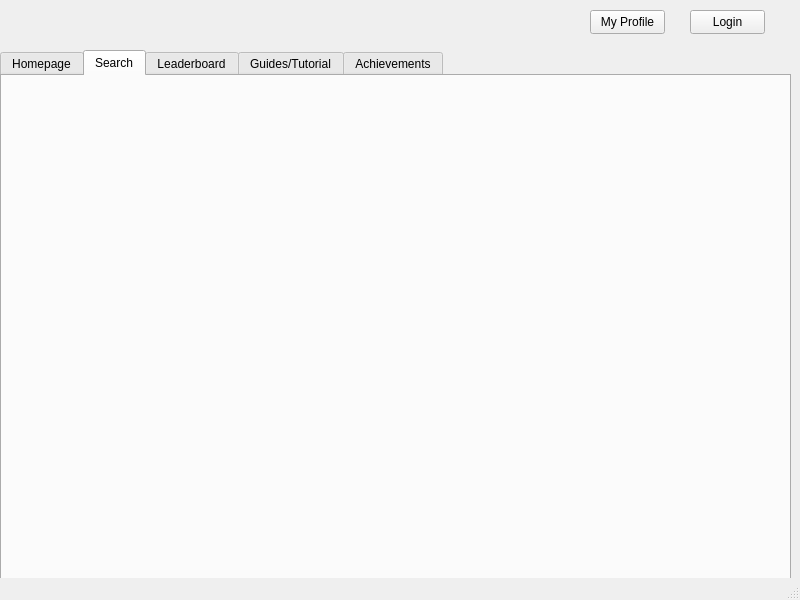
The window that client/form.ui (SushantKumarPandey/Crypto-Tradeing-App-with-fake-currency) describes before a commit, drawn with Qt 5.
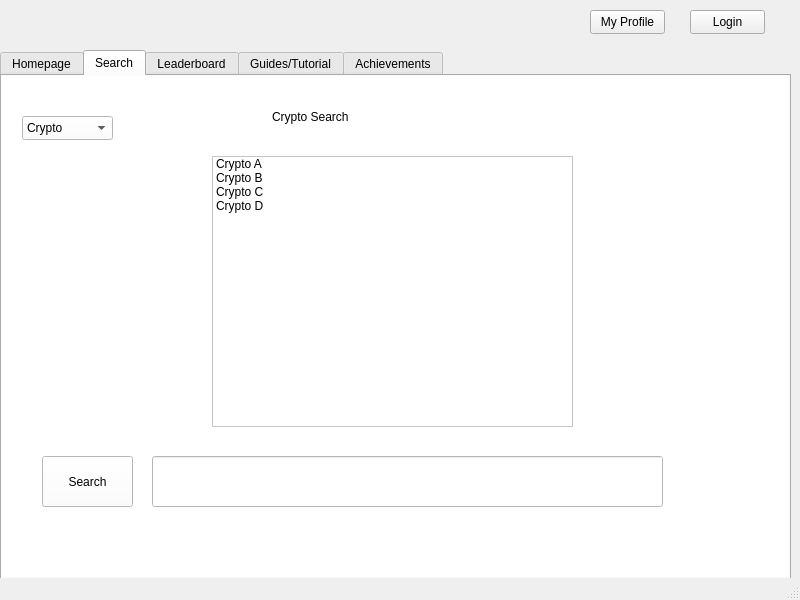
The same window after the commit. The open tabs and pages were chosen to show the change.

Commit message: fix: Account search feat: Crypto search (layered über Account search)

Diff of the .ui file:
```diff
--- a/client/form.ui
+++ b/client/form.ui
@@ -57,6 +57,230 @@
         <height>501</height>
        </rect>
       </property>
+      <widget class="QLabel" name="label">
+       <property name="geometry">
+        <rect>
+         <x>270</x>
+         <y>10</y>
+         <width>351</width>
+         <height>61</height>
+        </rect>
+       </property>
+       <property name="styleSheet">
+        <string notr="true">font: 16pt &quot;Segoe UI&quot;;
+color: rgb(0, 0, 0);</string>
+       </property>
+       <property name="text">
+        <string>Account Search</string>
+       </property>
+      </widget>
+      <widget class="QListWidget" name="Accounts">
+       <property name="geometry">
+        <rect>
+         <x>210</x>
+         <y>80</y>
+         <width>361</width>
+         <height>271</height>
+        </rect>
+       </property>
+       <property name="styleSheet">
+        <string notr="true">font: 14pt &quot;Segoe UI&quot;;</string>
+       </property>
+       <item>
+        <property name="text">
+         <string>Account A</string>
+        </property>
+       </item>
+       <item>
+        <property name="text">
+         <string>Account B</string>
+        </property>
+       </item>
+       <item>
+        <property name="text">
+         <string>Account C</string>
+        </property>
+       </item>
+       <item>
+        <property name="text">
+         <string>Account D</string>
+        </property>
+       </item>
+      </widget>
+      <widget class="QLineEdit" name="search_Account">
+       <property name="geometry">
+        <rect>
+         <x>150</x>
+         <y>380</y>
+         <width>511</width>
+         <height>51</height>
+        </rect>
+       </property>
+       <property name="styleSheet">
+        <string notr="true">font: 14pt &quot;Segoe UI&quot;;</string>
+       </property>
+      </widget>
+      <widget class="QPushButton" name="search">
+       <property name="geometry">
+        <rect>
+         <x>40</x>
+         <y>380</y>
+         <width>91</width>
+         <height>51</height>
+        </rect>
+       </property>
+       <property name="styleSheet">
+        <string notr="true">font: 16pt &quot;Segoe UI&quot;;</string>
+       </property>
+       <property name="text">
+        <string>Search</string>
+       </property>
+      </widget>
+      <widget class="QComboBox" name="comboBox_2">
+       <property name="geometry">
+        <rect>
+         <x>20</x>
+         <y>40</y>
+         <width>91</width>
+         <height>24</height>
+        </rect>
+       </property>
+       <property name="cursor">
+        <cursorShape>ArrowCursor</cursorShape>
+       </property>
+       <property name="acceptDrops">
+        <bool>true</bool>
+       </property>
+       <item>
+        <property name="text">
+         <string>Crypto</string>
+        </property>
+       </item>
+       <item>
+        <property name="text">
+         <string>Accounts</string>
+        </property>
+       </item>
+      </widget>
+      <widget class="QWidget" name="widget_6" native="true">
+       <property name="geometry">
+        <rect>
+         <x>0</x>
+         <y>0</y>
+         <width>791</width>
+         <height>501</height>
+        </rect>
+       </property>
+       <property name="styleSheet">
+        <string notr="true">background-color: rgb(255, 255, 255);</string>
+       </property>
+       <widget class="QLabel" name="label_2">
+        <property name="geometry">
+         <rect>
+          <x>270</x>
+          <y>10</y>
+          <width>351</width>
+          <height>61</height>
+         </rect>
+        </property>
+        <property name="styleSheet">
+         <string notr="true">font: 16pt &quot;Segoe UI&quot;;
+color: rgb(0, 0, 0);</string>
+        </property>
+        <property name="text">
+         <string>Crypto Search</string>
+        </property>
+       </widget>
+       <widget class="QListWidget" name="Accounts_2">
+        <property name="geometry">
+         <rect>
+          <x>210</x>
+          <y>80</y>
+          <width>361</width>
+          <height>271</height>
+         </rect>
+        </property>
+        <property name="styleSheet">
+         <string notr="true">font: 14pt &quot;Segoe UI&quot;;
+color: rgb(0, 0, 0);</string>
+        </property>
+        <item>
+         <property name="text">
+          <string>Crypto A</string>
+         </property>
+        </item>
+        <item>
+         <property name="text">
+          <string>Crypto B</string>
+         </property>
+        </item>
+        <item>
+         <property name="text">
+          <string>Crypto C</string>
+         </property>
+        </item>
+        <item>
+         <property name="text">
+          <string>Crypto D</string>
+         </property>
+        </item>
+       </widget>
+       <widget class="QLineEdit" name="search_Account_2">
+        <property name="geometry">
+         <rect>
+          <x>150</x>
+          <y>380</y>
+          <width>511</width>
+          <height>51</height>
+         </rect>
+        </property>
+        <property name="styleSheet">
+         <string notr="true">font: 14pt &quot;Segoe UI&quot;;</string>
+        </property>
+       </widget>
+       <widget class="QPushButton" name="search_2">
+        <property name="geometry">
+         <rect>
+          <x>40</x>
+          <y>380</y>
+          <width>91</width>
+          <height>51</height>
+         </rect>
+        </property>
+        <property name="styleSheet">
+         <string notr="true">font: 16pt &quot;Segoe UI&quot;;</string>
+        </property>
+        <property name="text">
+         <string>Search</string>
+        </property>
+       </widget>
+       <widget class="QComboBox" name="comboBox_3">
+        <property name="geometry">
+         <rect>
+          <x>20</x>
+          <y>40</y>
+          <width>91</width>
+          <height>24</height>
+         </rect>
+        </property>
+        <property name="cursor">
+         <cursorShape>ArrowCursor</cursorShape>
+        </property>
+        <property name="acceptDrops">
+         <bool>true</bool>
+        </property>
+        <item>
+         <property name="text">
+          <string>Crypto</string>
+         </property>
+        </item>
+        <item>
+         <property name="text">
+          <string>Accounts</string>
+         </property>
+        </item>
+       </widget>
+      </widget>
      </widget>
     </widget>
     <widget class="QWidget" name="tab_3">
```
Left out of the diff: 2 changed lines with no effect on the pictures. The commit also changes 3 other files.
